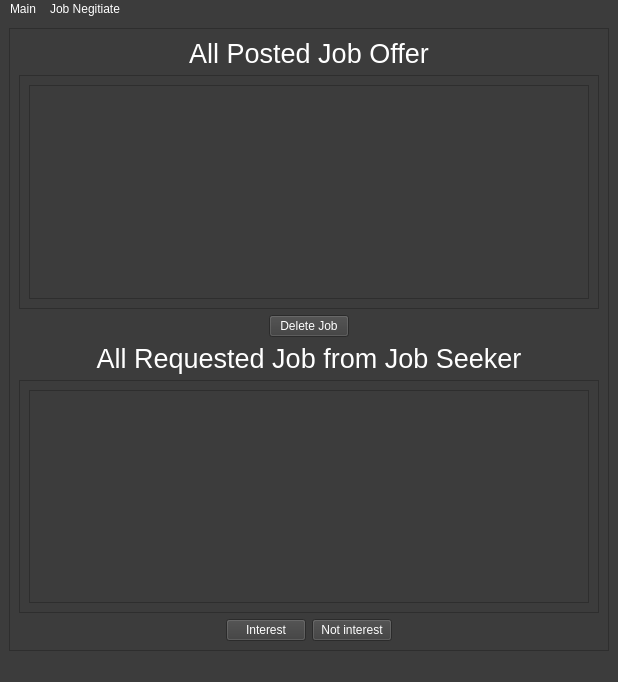
Before: the Qt Designer form ui_form/Company_main_screen.ui in Sirawap/PathFinder-Project, drawn with Qt 5.
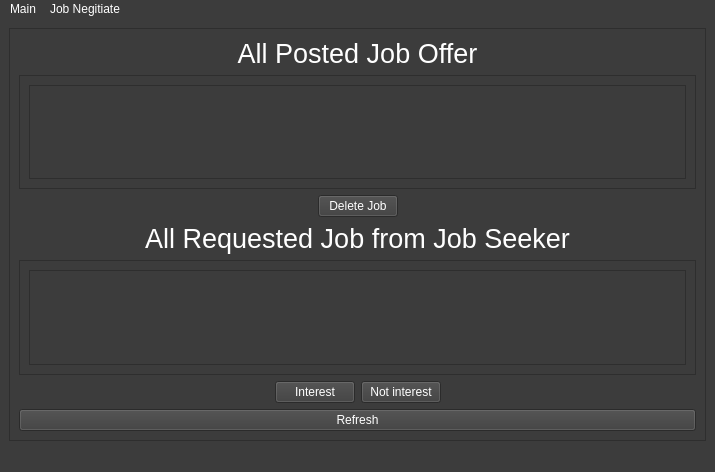
After: the same form once the commit is applied.

Commit message: refresh bt

Diff of the .ui file:
```diff
--- a/ui_form/Company_main_screen.ui
+++ b/ui_form/Company_main_screen.ui
@@ -6,8 +6,8 @@
    <rect>
     <x>0</x>
     <y>0</y>
-    <width>618</width>
-    <height>682</height>
+    <width>715</width>
+    <height>472</height>
    </rect>
   </property>
   <property name="windowTitle">
@@ -32,8 +32,8 @@
         <rect>
          <x>0</x>
          <y>0</y>
-         <width>598</width>
-         <height>621</height>
+         <width>695</width>
+         <height>411</height>
         </rect>
        </property>
        <layout class="QVBoxLayout" name="verticalLayout_3">
@@ -62,8 +62,8 @@
             <rect>
              <x>0</x>
              <y>0</y>
-             <width>578</width>
-             <height>226</height>
+             <width>675</width>
+             <height>106</height>
             </rect>
            </property>
            <layout class="QVBoxLayout" name="verticalLayout">
@@ -140,8 +140,8 @@
             <rect>
              <x>0</x>
              <y>0</y>
-             <width>578</width>
-             <height>225</height>
+             <width>675</width>
+             <height>106</height>
             </rect>
            </property>
            <layout class="QVBoxLayout" name="verticalLayout_2">
@@ -200,6 +200,13 @@
           </item>
          </layout>
         </item>
+        <item>
+         <widget class="QPushButton" name="pushButton_refuresh">
+          <property name="text">
+           <string>Refresh</string>
+          </property>
+         </widget>
+        </item>
        </layout>
       </widget>
      </widget>
@@ -211,7 +218,7 @@
     <rect>
      <x>0</x>
      <y>0</y>
-     <width>618</width>
+     <width>715</width>
      <height>21</height>
     </rect>
    </property>
```
The commit also changes 3 other files.
